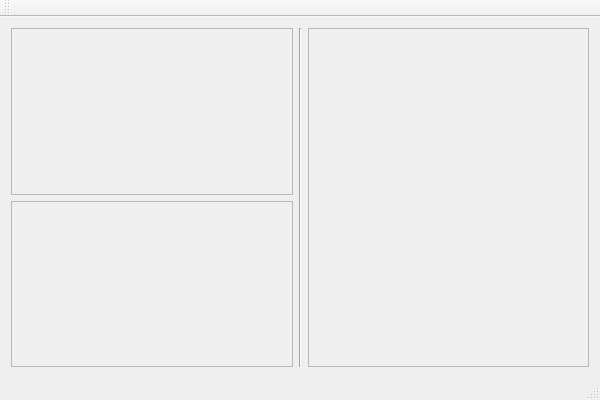
First picture: the form in qtmosaic.ui, repository mbrucher/QtMosaic, before the edit.
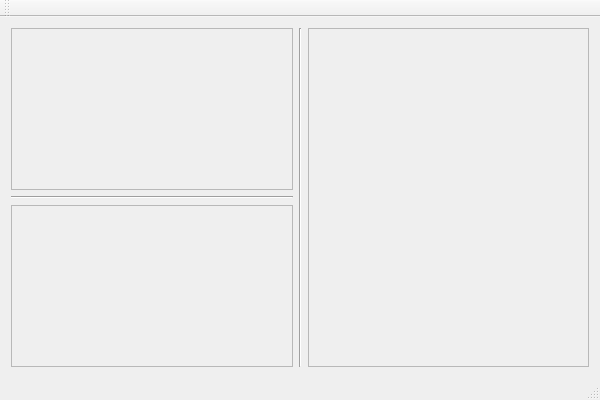
Second picture: the form after the edit.

Commit message: Can save the mosaic (set to the loaded image)

What changed in the file:
```diff
--- a/qtmosaic.ui
+++ b/qtmosaic.ui
@@ -30,7 +30,7 @@
              <x>0</x>
              <y>0</y>
              <width>279</width>
-             <height>159</height>
+             <height>155</height>
             </rect>
            </property>
            <layout class="QGridLayout" name="gridLayout">
@@ -51,6 +51,13 @@
           </widget>
          </widget>
         </item>
+        <item>
+         <widget class="Line" name="line_2">
+          <property name="orientation">
+           <enum>Qt::Horizontal</enum>
+          </property>
+         </widget>
+        </item>
         <item>
          <widget class="QScrollArea" name="scrollArea_3">
           <property name="widgetResizable">
@@ -62,7 +69,7 @@
              <x>0</x>
              <y>0</y>
              <width>279</width>
-             <height>159</height>
+             <height>154</height>
             </rect>
            </property>
            <layout class="QGridLayout" name="gridLayout_3">
```
Left out of the diff: 2 changed lines with no effect on the pictures. The commit also changes 2 other files.
